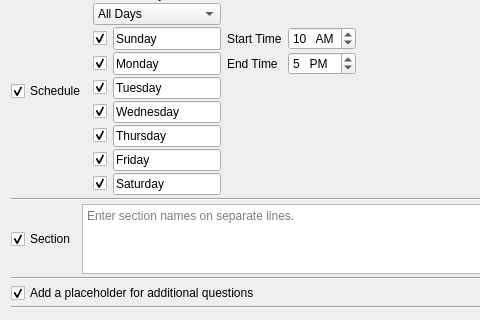
Above: SurveyMaker/surveymaker.ui from gruepr/gruepr before the change; both pictures show x 0 to 480 and y 441 to 761 of the 1150 by 761 pixel window. Below: the same form after it.
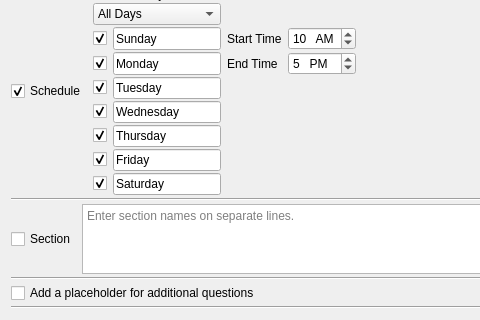
That is the form after the change. Icons and pictures are not drawn.

Commit message: Now fully cross-compatibile with Windows and MacOS versions.

Diff of the .ui file:
```diff
--- a/SurveyMaker/surveymaker.ui
+++ b/SurveyMaker/surveymaker.ui
@@ -972,9 +972,6 @@
         <property name="text">
          <string>Section</string>
         </property>
-        <property name="checked">
-         <bool>true</bool>
-        </property>
        </widget>
       </item>
       <item alignment="Qt::AlignVCenter">
@@ -1036,9 +1033,6 @@
       <property name="text">
        <string>Add a placeholder for additional questions</string>
       </property>
-      <property name="checked">
-       <bool>true</bool>
-      </property>
      </widget>
     </item>
     <item row="25" column="0">
```
